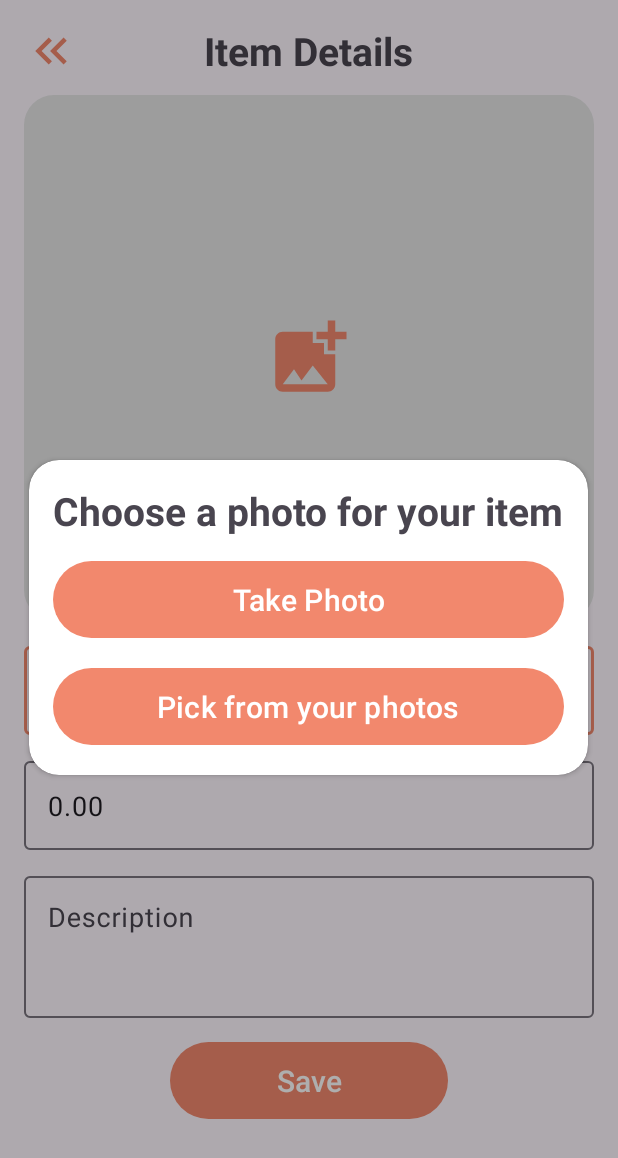
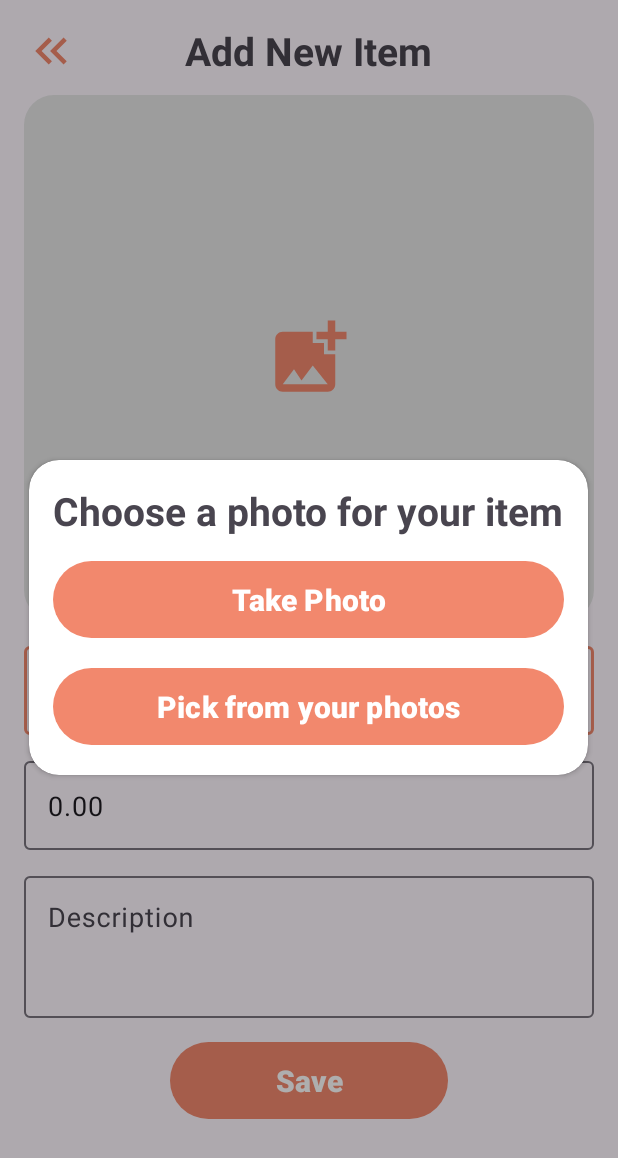
Before and after one commit to ge-andrew/BarterBuddy, an Android app: the AddNewItemPage screen opened directly, with no data from a screen before it, after a tap on an icon or button, on a phone screen of 412 x 824 dp. Shown: the top 1158 px of the screen. Run offline under Robolectric (Android 15) with nearby library versions, the phone set to English and light mode, and no system bars; our stand-ins replace Firebase (no records; nobody signed in at launch, a user with empty details on screens opened directly).

Commit message:
- Added multple styles to the styles.xml file - refined UI

```diff
--- a/app/src/main/java/com/example/barterbuddy/activities/MainActivity.java
+++ b/app/src/main/java/com/example/barterbuddy/activities/MainActivity.java
@@ -29,6 +29,7 @@ public class MainActivity extends AppCompatActivity {
 
     Toolbar toolbar = findViewById(R.id.menu);
     setSupportActionBar(toolbar);
+    toolbar.setElevation(8);
 
     Fragment publicItemsFragment = new PublicItemsPageFragment();
     Fragment userItemsPageFragment = new UserItemsPageFragment();
--- /dev/null
+++ b/app/src/main/res/drawable/baseline_add_24.xml
@@ -0,0 +1,5 @@
+<vector android:height="24dp" android:tint="@color/white"
+    android:viewportHeight="24" android:viewportWidth="24"
+    android:width="24dp" xmlns:android="http://schemas.android.com/apk/res/android">
+    <path android:fillColor="@android:color/white" android:pathData="M19,13h-6v6h-2v-6H5v-2h6V5h2v6h6v2z"/>
+</vector>
--- a/app/src/main/res/layout/activity_add_new_personal_item.xml
+++ b/app/src/main/res/layout/activity_add_new_personal_item.xml
@@ -28,9 +28,8 @@
             android:layout_alignParentTop="true"
             android:layout_centerHorizontal="true"
             android:layout_marginBottom="12dp"
-            android:text="@string/item_details"
-            android:textSize="26sp"
-            android:textStyle="bold" />
+            android:text="@string/add_new_item"
+            android:theme="@style/titleTextStyle" />
 
     </RelativeLayout>
 
@@ -66,8 +65,7 @@
                     android:layout_width="match_parent"
                     android:layout_height="wrap_content"
                     android:text="@string/missing_image"
-                    android:textColor="@color/red"
-                    android:textSize="14sp"
+                    android:theme="@style/warningTextStyle"
                     android:visibility="gone" />
 
                 <com.google.android.material.textfield.TextInputLayout
@@ -81,7 +79,7 @@
                         android:layout_height="wrap_content"
                         android:hint="@string/title"
                         android:inputType="textCapSentences"
-                        android:textSize="18sp" />
+                        android:theme="@style/editTextStyle" />
 
                 </com.google.android.material.textfield.TextInputLayout>
 
@@ -90,8 +88,7 @@
                     android:layout_width="match_parent"
                     android:layout_height="wrap_content"
                     android:text="@string/missing_title"
-                    android:textColor="@color/red"
-                    android:textSize="14sp"
+                    android:theme="@style/warningTextStyle"
                     android:visibility="gone" />
 
                 <com.google.android.material.textfield.TextInputLayout
@@ -105,7 +102,7 @@
                         android:layout_height="wrap_content"
                         android:hint="@string/value"
                         android:inputType="numberDecimal"
-                        android:textSize="18sp" />
+                        android:theme="@style/editTextStyle" />
 
                 </com.google.android.material.textfield.TextInputLayout>
 
@@ -114,8 +111,7 @@
                     android:layout_width="match_parent"
                     android:layout_height="wrap_content"
                     android:text="@string/missing_value"
-                    android:textColor="@color/red"
-                    android:textSize="14sp"
+                    android:theme="@style/warningTextStyle"
                     android:visibility="gone" />
 
                 <com.google.android.material.textfield.TextInputLayout
@@ -132,7 +128,7 @@
                         android:gravity="top|start"
                         android:hint="@string/description"
                         android:inputType="textCapSentences|textAutoComplete|textAutoCorrect|textMultiLine"
-                        android:textSize="18sp" />
+                        android:theme="@style/editTextStyle" />
 
                 </com.google.android.material.textfield.TextInputLayout>
 
@@ -141,8 +137,7 @@
                     android:layout_width="match_parent"
                     android:layout_height="wrap_content"
                     android:text="@string/missing_description"
-                    android:textColor="@color/red"
-                    android:textSize="14sp"
+                    android:theme="@style/warningTextStyle"
                     android:visibility="gone" />
 
                 <Button
@@ -150,9 +145,8 @@
                     android:layout_width="185dp"
                     android:layout_height="wrap_content"
                     android:layout_marginTop="12dp"
-                    android:padding="12dp"
                     android:text="@string/save"
-                    android:textSize="20sp" />
+                    android:theme="@style/primaryButtonStyle" />
 
             </LinearLayout>
 
--- a/app/src/main/res/layout/activity_get_image_dialog_box.xml
+++ b/app/src/main/res/layout/activity_get_image_dialog_box.xml
@@ -5,6 +5,7 @@
     android:layout_width="wrap_content"
     android:layout_height="wrap_content"
     android:layout_margin="16dp"
+    android:elevation="2dp"
     android:gravity="center"
     android:padding="12dp"
     app:cardCornerRadius="20dp"
@@ -22,25 +23,22 @@
             android:layout_marginBottom="12dp"
             android:text="@string/choose_a_photo_for_your_item"
             android:textAlignment="center"
-            android:textSize="26sp"
-            android:textStyle="bold" />
+            android:theme="@style/titleTextStyle" />
 
         <Button
             android:id="@+id/take_photo_button"
             android:layout_width="match_parent"
             android:layout_height="wrap_content"
             android:layout_marginBottom="12dp"
-            android:padding="12dp"
             android:text="@string/take_photo"
-            android:textSize="20sp" />
+            android:theme="@style/primaryButtonStyle" />
 
         <Button
             android:id="@+id/choose_photo_button"
             android:layout_width="match_parent"
             android:layout_height="wrap_content"
-            android:padding="12dp"
             android:text="@string/pick_from_your_photos"
-            android:textSize="20sp" />
+            android:theme="@style/primaryButtonStyle" />
     </LinearLayout>
 
 
--- a/app/src/main/res/layout/activity_main.xml
+++ b/app/src/main/res/layout/activity_main.xml
@@ -26,6 +26,10 @@
         android:layout_width="match_parent"
         android:layout_height="75dp"
         app:layout_constraintBottom_toBottomOf="parent"
-        app:menu="@menu/main_bottom_nav_menu" />
+        app:menu="@menu/main_bottom_nav_menu"
+        android:background="@color/white"
+        app:itemIconTint="@color/peach"
+        app:itemTextColor="@color/peach"
+        app:itemRippleColor= "#fbd9d0"/>
 
 </androidx.constraintlayout.widget.ConstraintLayout>
--- a/app/src/main/res/layout/fragment_offers.xml
+++ b/app/src/main/res/layout/fragment_offers.xml
@@ -47,7 +47,7 @@
         app:layout_constraintTop_toTopOf="parent"
         app:layout_constraintEnd_toEndOf="parent"
         android:text="To Be Implemented: In-Progress Offers"
-        android:textSize="26sp"
-        android:textStyle="bold" />
+        android:theme="@style/titleTextStyle"
+        android:gravity="center"/>
 
 </androidx.constraintlayout.widget.ConstraintLayout>
--- a/app/src/main/res/layout/personal_items_recycler_card.xml
+++ b/app/src/main/res/layout/personal_items_recycler_card.xml
@@ -40,8 +40,7 @@
                 android:layout_weight="1"
                 android:gravity="center"
                 android:text="@string/title"
-                android:textSize="22sp"
-                android:textStyle="bold" />
+                android:theme="@style/defaultBoldedTextStyle" />
 
         </LinearLayout>
 
--- a/app/src/main/res/menu/main_bottom_nav_menu.xml
+++ b/app/src/main/res/menu/main_bottom_nav_menu.xml
@@ -5,7 +5,7 @@
     <item
         android:id="@+id/menu_item_market"
         android:title="@string/market"
-        android:icon="@drawable/icon_home" />
+        android:icon="@drawable/icon_home"/>
 
     <item
         android:id="@+id/menu_item_items"
--- a/app/src/main/res/values/colors.xml
+++ b/app/src/main/res/values/colors.xml
@@ -3,6 +3,7 @@
     <color name="black">#FF000000</color>
     <color name="white">#FFFFFFFF</color>
     <color name="peach">#f2886d</color>
+    <color name="offWhite">#FFF4ED</color>
     <color name="light_gray">#E5E5E5 </color>
     <color name="red">#fc0303</color>
     <color name="green">#00FF00</color>
--- a/app/src/main/res/values/strings.xml
+++ b/app/src/main/res/values/strings.xml
@@ -59,4 +59,6 @@
     <string name="add_new_item">Add New Item</string>
     <string name="offer_trade_choose_an_item">Offer Trade: Choose an Item</string>
     <string name="add_an_item">Add an Item</string>
+    <string name="barter">Barter!</string>
+    <string name="pick_an_item_to_offer">Pick an item to offer</string>
 </resources>
--- a/app/src/main/res/values/styles.xml
+++ b/app/src/main/res/values/styles.xml
@@ -1,16 +1,57 @@
 <?xml version="1.0" encoding="utf-8"?>
 <resources>
+
     <style name="roundimageview" parent="">
-
         <item name="cornerFamily">rounded</item>
         <item name="cornerSize">20dp</item>
         <item name="color">@color/white</item>
     </style>
 
     <style name="roundedImageViewPerosnalItems" parent="">
-
         <item name="cornerFamily">rounded</item>
         <item name="cornerSize">10dp</item>
         <item name="color">@color/white</item>
     </style>
+
+    <style name="usernameTextStyle" parent="">
+        <item name="android:textColor">@color/peach</item>
+        <item name="android:textStyle">bold</item>
+        <item name="android:textSize">18sp</item>
+    </style>
+
+    <style name="titleTextStyle" parent="">
+        <item name="android:textStyle">bold</item>
+        <item name="android:textSize">26sp</item>
+    </style>
+
+    <style name="defaultTextStyle" parent="">
+        <item name="android:textSize">18sp</item>
+    </style>
+
+    <style name="editTextStyle" parent="">
+        <item name="android:textSize">18sp</item>
+        <item name="android:textColorHighlight">@color/peach</item>
+    </style>
+
+    <style name="warningTextStyle" parent="">
+        <item name="android:textSize">12sp</item>
+        <item name="android:textColor">@color/red</item>
+    </style>
+
+    <style name="primaryButtonStyle" parent="">
+        <item name="android:textSize">20sp</item>
+        <item name="android:textStyle">bold</item>
+        <item name="android:padding">12dp</item>
+    </style>
+
+    <style name="defaultBoldedTextStyle" parent="">
+        <item name="android:textStyle">bold</item>
+        <item name="android:textSize">18sp</item>
+    </style>
+
+    <style name="ShapeAppearanceOverlayExtended" parent="">
+        <item name="cornerFamily">rounded</item>
+        <item name="cornerSize">40dp</item>
+    </style>
+
 </resources>
```
Also changed, not shown: app/src/main/res/layout/activity_adjust_trade_money.xml (+11 -21 lines), app/src/main/res/layout/activity_choose_trade_item.xml (+11 -9 lines), app/src/main/res/layout/activity_create_account_page.xml (+11 -18 lines), app/src/main/res/layout/activity_login_page.xml (+9 -16 lines), app/src/main/res/layout/activity_personal_items_detail_page.xml (+6 -10 lines), app/src/main/res/layout/activity_public_items_detail_page.xml (+8 -15 lines), app/src/main/res/layout/fragment_public_items.xml (+3 -11 lines), app/src/main/res/layout/fragment_user_items.xml (+27 -23 lines), app/src/main/res/layout/public_items_recycler_card.xml (+9 -7 lines).
